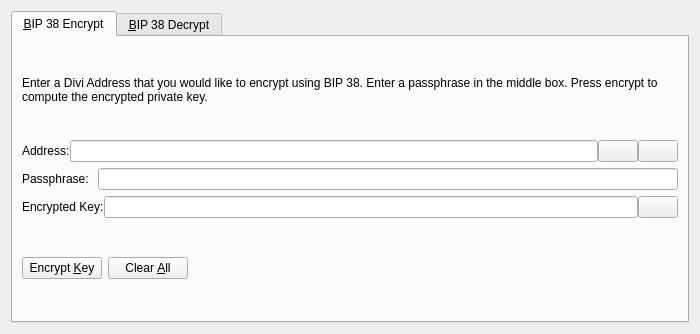
Above: src/qt/forms/bip38tooldialog.ui from mjk22/SlashDash before the change. Below: the same form after it.
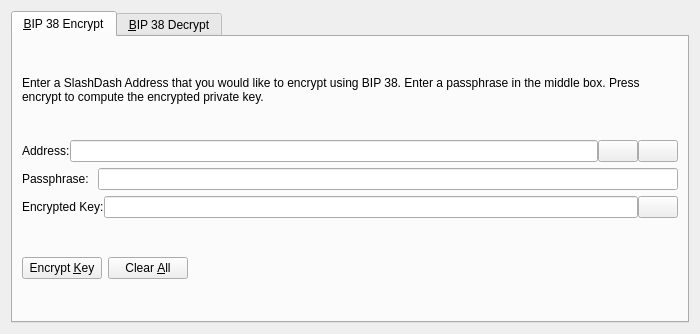
That is the form after the change. The open tabs and pages were chosen to show the change. Icons and pictures are not drawn. Custom widgets are drawn as their Qt base class.

Commit message:
Name change to SlashDash
Name changes to SlashDash, slashdash and SDAH throughout.

Patch:
```diff
--- a/src/qt/forms/bip38tooldialog.ui
+++ b/src/qt/forms/bip38tooldialog.ui
@@ -30,7 +30,7 @@
        <item>
         <widget class="QLabel" name="infoLabel_ENC">
          <property name="text">
-          <string>Enter a Divi Address that you would like to encrypt using BIP 38. Enter a passphrase in the middle box. Press encrypt to compute the encrypted private key.</string>
+          <string>Enter a SlashDash Address that you would like to encrypt using BIP 38. Enter a passphrase in the middle box. Press encrypt to compute the encrypted private key.</string>
          </property>
          <property name="textFormat">
           <enum>Qt::PlainText</enum>
```
Left out of the diff: 24 changed lines with no effect on the pictures. The commit also changes 250 other files.
